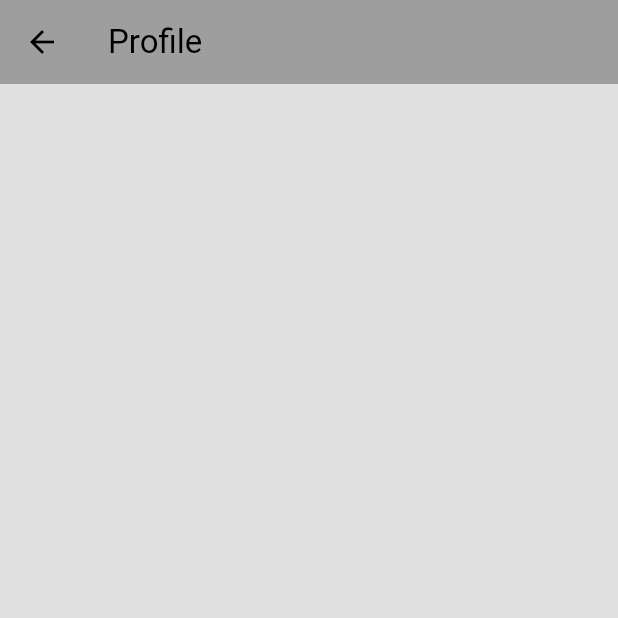
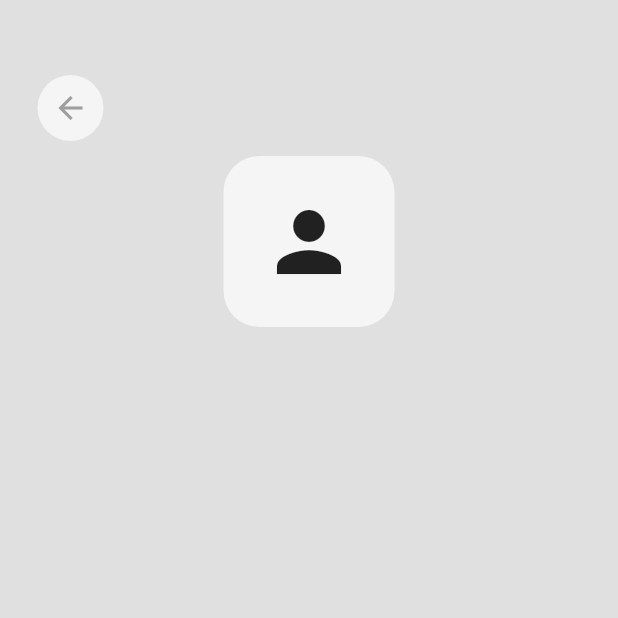
Before and after one commit to 4bhisheksharma/bhetghat-app, a Flutter app: the ProfilePage screen opened by its route, on a phone screen of 412 x 824 dp, the top half of it. Run offline on Flutter 3.47's test engine with Material 3 defaults, Android fonts, the phone set to English and light mode, and no system bars; our stand-ins replace cloud_firestore, firebase_auth, firebase_core; accounts and stored records are empty; generated files the repository leaves out were written again; network calls fail.

Commit message:
feat: enhance ProfilePage UI with user details display and add MyBackButton component for navigation

```diff
--- /dev/null
+++ b/lib/components/my_back_button.dart
@@ -0,0 +1,23 @@
+import 'package:flutter/material.dart';
+
+class MyBackButton extends StatelessWidget {
+  const MyBackButton({super.key});
+
+  @override
+  Widget build(BuildContext context) {
+    return GestureDetector(
+      onTap: () => Navigator.pop(context),
+      child: Container(
+        padding: EdgeInsets.all(10),
+        decoration: BoxDecoration(
+          color: Theme.of(context).colorScheme.primary,
+          shape: BoxShape.circle,
+        ),
+        child: Icon(
+          Icons.arrow_back,
+          color: Theme.of(context).colorScheme.inversePrimary,
+        ),
+      ),
+    );
+  }
+}
--- a/lib/pages/content/profile_page.dart
+++ b/lib/pages/content/profile_page.dart
@@ -1,3 +1,4 @@
+import 'package:bhetghat/components/my_back_button.dart';
 import 'package:cloud_firestore/cloud_firestore.dart';
 import 'package:firebase_auth/firebase_auth.dart';
 import 'package:flutter/material.dart';
@@ -19,10 +20,6 @@ class ProfilePage extends StatelessWidget {
   @override
   Widget build(BuildContext context) {
     return Scaffold(
-      appBar: AppBar(
-        title: const Text("Profile"),
-        backgroundColor: Theme.of(context).colorScheme.inversePrimary,
-      ),
       backgroundColor: Theme.of(context).colorScheme.surface,
       body: FutureBuilder<DocumentSnapshot<Map<String, dynamic>>>(
         future: getUserDetails(),
@@ -41,7 +38,39 @@ class ProfilePage extends StatelessWidget {
 
             return Center(
               child: Column(
-                children: [Text(user!['email']), Text(user['username'])],
+                children: [
+                  Padding(
+                    padding: const EdgeInsets.only(top: 50, left: 25),
+                    child: Row(children: [MyBackButton()]),
+                  ),
+
+                  SizedBox(height: 10),
+                  //profile
+                  Container(
+                    decoration: BoxDecoration(
+                      color: Theme.of(context).colorScheme.primary,
+                      borderRadius: BorderRadius.circular(24),
+                    ),
+
+                    padding: const EdgeInsets.all(25.0),
+                    child: Icon(Icons.person, size: 64),
+                  ),
+
+                  SizedBox(height: 25),
+                  //email
+                  Text(
+                    user!['username'],
+                    style: TextStyle(fontSize: 24, fontWeight: FontWeight.bold),
+                  ),
+
+                  SizedBox(height: 10),
+
+                  //username
+                  Text(
+                    user['email'],
+                    style: TextStyle(color: Colors.grey[600]),
+                  ),
+                ],
               ),
             );
           } else {
--- a/lib/theme/light_mode.dart
+++ b/lib/theme/light_mode.dart
@@ -4,7 +4,7 @@ ThemeData lightModeTheme = ThemeData(
   brightness: Brightness.light,
   colorScheme: ColorScheme.light(
     surface: Colors.grey.shade300,
-    primary: Colors.grey.shade300,
+    primary: Colors.grey.shade100,
     secondary: Colors.grey.shade400,
     inversePrimary: Colors.grey.shade500,
   ),
```
